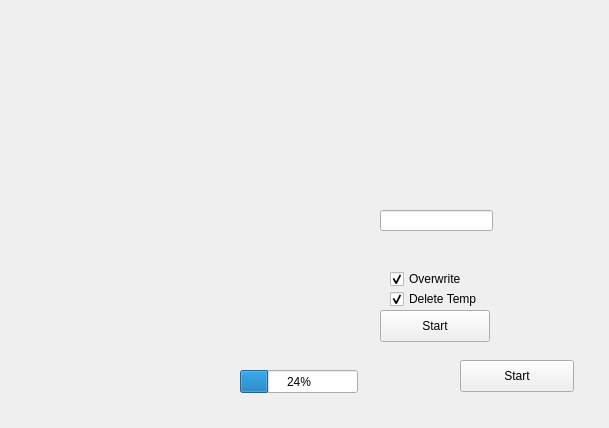
djhn75/RNAEditor, file ressources/InputTab.ui: the form before one commit.
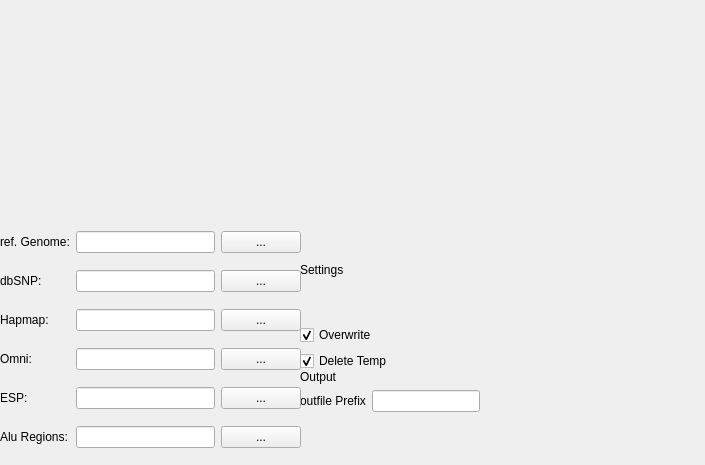
The form after the commit. Icons and pictures are not drawn.

Diff of the .ui file:
```diff
--- a/ressources/InputTab.ui
+++ b/ressources/InputTab.ui
@@ -6,42 +6,114 @@
    <rect>
     <x>0</x>
     <y>0</y>
-    <width>609</width>
-    <height>428</height>
+    <width>705</width>
+    <height>465</height>
    </rect>
   </property>
+  <property name="sizePolicy">
+   <sizepolicy hsizetype="Maximum" vsizetype="Maximum">
+    <horstretch>1</horstretch>
+    <verstretch>1</verstretch>
+   </sizepolicy>
+  </property>
+  <property name="minimumSize">
+   <size>
+    <width>200</width>
+    <height>200</height>
+   </size>
+  </property>
   <property name="windowTitle">
    <string>Form</string>
   </property>
-  <widget class="QProgressBar" name="progressBar">
+  <widget class="QWidget" name="verticalLayoutWidget">
    <property name="geometry">
     <rect>
-     <x>240</x>
+     <x>300</x>
+     <y>220</y>
+     <width>231</width>
+     <height>151</height>
+    </rect>
+   </property>
+   <layout class="QVBoxLayout" name="verticalLayout" stretch="0,0,0">
+    <item>
+     <widget class="QLabel" name="label_8">
+      <property name="text">
+       <string>Settings</string>
+      </property>
+     </widget>
+    </item>
+    <item>
+     <widget class="QCheckBox" name="checkBox_2">
+      <property name="toolTip">
+       <string>Overwrite exisitng Files</string>
+      </property>
+      <property name="text">
+       <string>Overwrite</string>
+      </property>
+      <property name="checked">
+       <bool>true</bool>
+      </property>
+     </widget>
+    </item>
+    <item>
+     <widget class="QCheckBox" name="checkBox">
+      <property name="toolTip">
+       <string>Delete Temporary Files</string>
+      </property>
+      <property name="text">
+       <string>Delete Temp</string>
+      </property>
+      <property name="checked">
+       <bool>true</bool>
+      </property>
+     </widget>
+    </item>
+   </layout>
+  </widget>
+  <widget class="QWidget" name="formLayoutWidget_2">
+   <property name="geometry">
+    <rect>
+     <x>300</x>
      <y>370</y>
-     <width>118</width>
-     <height>23</height>
+     <width>231</width>
+     <height>91</height>
     </rect>
    </property>
-   <property name="value">
-    <number>24</number>
-   </property>
+   <layout class="QFormLayout" name="formLayout_2">
+    <property name="sizeConstraint">
+     <enum>QLayout::SetDefaultConstraint</enum>
+    </property>
+    <property name="fieldGrowthPolicy">
+     <enum>QFormLayout::FieldsStayAtSizeHint</enum>
+    </property>
+    <property name="leftMargin">
+     <number>0</number>
+    </property>
+    <item row="0" column="0">
+     <widget class="QLabel" name="label_9">
+      <property name="text">
+       <string>Output</string>
+      </property>
+     </widget>
+    </item>
+    <item row="1" column="0">
+     <widget class="QLabel" name="label_10">
+      <property name="text">
+       <string>outfile Prefix</string>
+      </property>
+     </widget>
+    </item>
+    <item row="1" column="1">
+     <widget class="QLineEdit" name="lineEdit_7"/>
+    </item>
+   </layout>
   </widget>
-  <widget class="QLineEdit" name="lineEdit">
+  <widget class="QPushButton" name="pushButton_start">
    <property name="geometry">
     <rect>
-     <x>380</x>
-     <y>210</y>
-     <width>113</width>
-     <height>21</height>
-    </rect>
-   </property>
-  </widget>
-  <widget class="QPushButton" name="pushButton">
-   <property name="geometry">
-    <rect>
-     <x>460</x>
-     <y>360</y>
-     <width>114</width>
+     <x>840</x>
+     <y>580</y>
+     <width>131</width>
      <height>32</height>
     </rect>
    </property>
@@ -49,54 +121,191 @@
     <string>Start</string>
    </property>
   </widget>
-  <widget class="QPushButton" name="pushButton_2">
+  <widget class="QWidget" name="gridLayoutWidget">
    <property name="geometry">
     <rect>
-     <x>380</x>
-     <y>310</y>
-     <width>110</width>
-     <height>32</height>
+     <x>0</x>
+     <y>220</y>
+     <width>301</width>
+     <height>242</height>
     </rect>
    </property>
-   <property name="text">
-    <string>Start</string>
-   </property>
+   <layout class="QGridLayout" name="gridLayout">
+    <property name="horizontalSpacing">
+     <number>-1</number>
+    </property>
+    <item row="4" column="2">
+     <widget class="QPushButton" name="pushButton_esp">
+      <property name="text">
+       <string>...</string>
+      </property>
+     </widget>
+    </item>
+    <item row="4" column="1">
+     <widget class="QLineEdit" name="lineEdit_esp"/>
+    </item>
+    <item row="3" column="2">
+     <widget class="QPushButton" name="pushButton_omni">
+      <property name="text">
+       <string>...</string>
+      </property>
+     </widget>
+    </item>
+    <item row="5" column="1">
+     <widget class="QLineEdit" name="lineEdit_aluRegions"/>
+    </item>
+    <item row="0" column="0">
+     <widget class="QLabel" name="label_refGenome">
+      <property name="sizePolicy">
+       <sizepolicy hsizetype="Fixed" vsizetype="Preferred">
+        <horstretch>0</horstretch>
+        <verstretch>0</verstretch>
+       </sizepolicy>
+      </property>
+      <property name="text">
+       <string>ref. Genome:</string>
+      </property>
+     </widget>
+    </item>
+    <item row="1" column="2">
+     <widget class="QPushButton" name="pushButton_dbSNP">
+      <property name="text">
+       <string>...</string>
+      </property>
+     </widget>
+    </item>
+    <item row="5" column="2">
+     <widget class="QPushButton" name="pushButton_aluRegion">
+      <property name="sizePolicy">
+       <sizepolicy hsizetype="Minimum" vsizetype="Fixed">
+        <horstretch>0</horstretch>
+        <verstretch>0</verstretch>
+       </sizepolicy>
+      </property>
+      <property name="text">
+       <string>...</string>
+      </property>
+     </widget>
+    </item>
+    <item row="0" column="1">
+     <widget class="QLineEdit" name="lineEdit_refGenome">
+      <property name="sizePolicy">
+       <sizepolicy hsizetype="MinimumExpanding" vsizetype="Fixed">
+        <horstretch>0</horstretch>
+        <verstretch>0</verstretch>
+       </sizepolicy>
+      </property>
+     </widget>
+    </item>
+    <item row="1" column="0">
+     <widget class="QLabel" name="label_dbSNP">
+      <property name="sizePolicy">
+       <sizepolicy hsizetype="Fixed" vsizetype="Preferred">
+        <horstretch>0</horstretch>
+        <verstretch>0</verstretch>
+       </sizepolicy>
+      </property>
+      <property name="text">
+       <string>dbSNP:</string>
+      </property>
+     </widget>
+    </item>
+    <item row="5" column="0">
+     <widget class="QLabel" name="label_aluRegions">
+      <property name="sizePolicy">
+       <sizepolicy hsizetype="Fixed" vsizetype="Preferred">
+        <horstretch>0</horstretch>
+        <verstretch>0</verstretch>
+       </sizepolicy>
+      </property>
+      <property name="text">
+       <string>Alu Regions:</string>
+      </property>
+     </widget>
+    </item>
+    <item row="0" column="2">
+     <widget class="QPushButton" name="pushButton_refGenome">
+      <property name="text">
+       <string>...</string>
+      </property>
+     </widget>
+    </item>
+    <item row="2" column="0">
+     <widget class="QLabel" name="label_hapmap">
+      <property name="sizePolicy">
+       <sizepolicy hsizetype="Fixed" vsizetype="Preferred">
+        <horstretch>0</horstretch>
+        <verstretch>0</verstretch>
+       </sizepolicy>
+      </property>
+      <property name="text">
+       <string>Hapmap:</string>
+      </property>
+     </widget>
+    </item>
+    <item row="4" column="0">
+     <widget class="QLabel" name="label_esp">
+      <property name="sizePolicy">
+       <sizepolicy hsizetype="Minimum" vsizetype="Preferred">
+        <horstretch>0</horstretch>
+        <verstretch>0</verstretch>
+       </sizepolicy>
+      </property>
+      <property name="text">
+       <string>ESP:</string>
+      </property>
+     </widget>
+    </item>
+    <item row="1" column="1">
+     <widget class="QLineEdit" name="lineEdit_dbSNP"/>
+    </item>
+    <item row="3" column="0">
+     <widget class="QLabel" name="label_omni">
+      <property name="sizePolicy">
+       <sizepolicy hsizetype="Minimum" vsizetype="Preferred">
+        <horstretch>0</horstretch>
+        <verstretch>0</verstretch>
+       </sizepolicy>
+      </property>
+      <property name="text">
+       <string>Omni:</string>
+      </property>
+     </widget>
+    </item>
+    <item row="2" column="2">
+     <widget class="QPushButton" name="pushButton_hapmap">
+      <property name="text">
+       <string>...</string>
+      </property>
+     </widget>
+    </item>
+    <item row="2" column="1">
+     <widget class="QLineEdit" name="lineEdit_hapmap"/>
+    </item>
+    <item row="3" column="1">
+     <widget class="QLineEdit" name="lineEdit_omni"/>
+    </item>
+   </layout>
   </widget>
-  <widget class="QCheckBox" name="checkBox">
+  <widget class="QLabel" name="label">
    <property name="geometry">
     <rect>
-     <x>390</x>
-     <y>290</y>
-     <width>91</width>
-     <height>18</height>
+     <x>80</x>
+     <y>-20</y>
+     <width>531</width>
+     <height>181</height>
     </rect>
    </property>
-   <property name="toolTip">
-    <string>Delete Temporary Files</string>
+   <property name="autoFillBackground">
+    <bool>false</bool>
    </property>
    <property name="text">
-    <string>Delete Temp</string>
+    <string/>
    </property>
-   <property name="checked">
-    <bool>true</bool>
+   <property name="pixmap">
+    <pixmap>../../../Desktop/RNAeditor.png</pixmap>
    </property>
-  </widget>
-  <widget class="QCheckBox" name="checkBox_2">
-   <property name="geometry">
-    <rect>
-     <x>390</x>
-     <y>270</y>
-     <width>85</width>
-     <height>18</height>
-    </rect>
-   </property>
-   <property name="toolTip">
-    <string>Overwrite exisitng Files</string>
-   </property>
-   <property name="text">
-    <string>Overwrite</string>
-   </property>
-   <property name="checked">
+   <property name="scaledContents">
     <bool>true</bool>
    </property>
   </widget>
```
